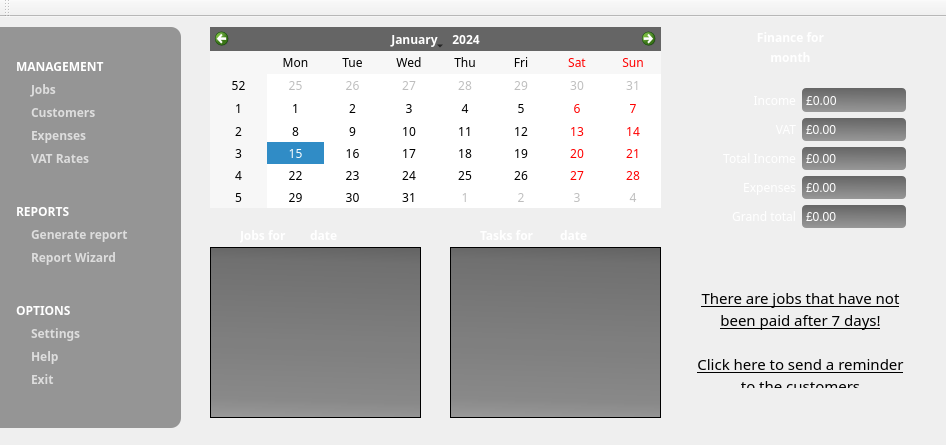
supermaximo93/Computing_Project, file dialogs/main/MainWindow.ui: the form before one commit.
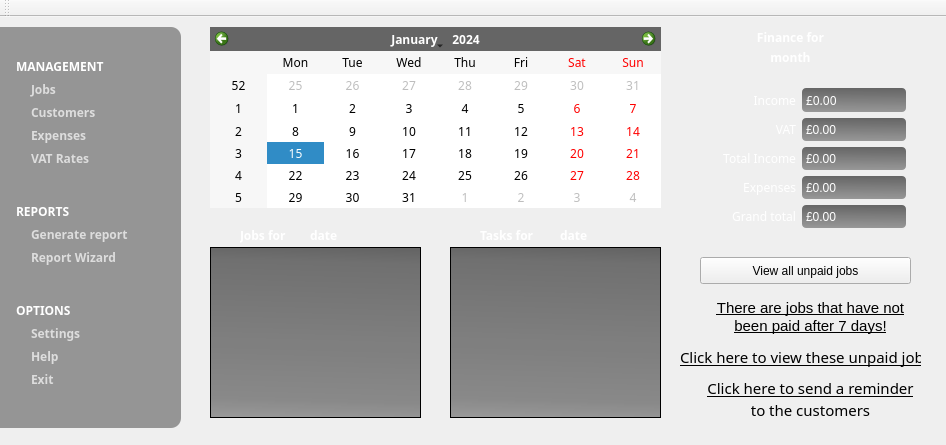
The form after the commit. Icons and pictures are not drawn.

Commit message: Added dialog to view unpaid jobs

The edit to the form file:
```diff
--- a/dialogs/main/MainWindow.ui
+++ b/dialogs/main/MainWindow.ui
@@ -232,10 +232,10 @@
    <widget class="QLabel" name="label_remindCustomers">
     <property name="geometry">
      <rect>
-      <x>690</x>
-      <y>270</y>
+      <x>700</x>
+      <y>360</y>
       <width>221</width>
-      <height>101</height>
+      <height>41</height>
      </rect>
     </property>
     <property name="font">
@@ -253,9 +253,6 @@
 &lt;html&gt;&lt;head&gt;&lt;meta name=&quot;qrichtext&quot; content=&quot;1&quot; /&gt;&lt;style type=&quot;text/css&quot;&gt;
 p, li { white-space: pre-wrap; }
 &lt;/style&gt;&lt;/head&gt;&lt;body style=&quot; font-family:'Sans Serif'; font-size:11pt; font-weight:600; font-style:normal;&quot;&gt;
-&lt;p align=&quot;center&quot; style=&quot; margin-top:0px; margin-bottom:0px; margin-left:0px; margin-right:0px; -qt-block-indent:0; text-indent:0px;&quot;&gt;&lt;a href=&quot;a&quot;&gt;&lt;span style=&quot; font-family:'Ubuntu'; font-weight:400; text-decoration: underline; color:#000000;&quot;&gt;There are jobs that have not&lt;/span&gt;&lt;/a&gt;&lt;/p&gt;
-&lt;p align=&quot;center&quot; style=&quot; margin-top:0px; margin-bottom:0px; margin-left:0px; margin-right:0px; -qt-block-indent:0; text-indent:0px;&quot;&gt;&lt;a href=&quot;a&quot;&gt;&lt;span style=&quot; font-family:'Ubuntu'; font-weight:400; text-decoration: underline; color:#000000;&quot;&gt;been paid after 7 days!&lt;/span&gt;&lt;/a&gt;&lt;/p&gt;
-&lt;p align=&quot;center&quot; style=&quot;-qt-paragraph-type:empty; margin-top:0px; margin-bottom:0px; margin-left:0px; margin-right:0px; -qt-block-indent:0; text-indent:0px; font-family:'Ubuntu'; font-weight:400; text-decoration: underline; color:#000000;&quot;&gt;&lt;/p&gt;
 &lt;p align=&quot;center&quot; style=&quot; margin-top:0px; margin-bottom:0px; margin-left:0px; margin-right:0px; -qt-block-indent:0; text-indent:0px;&quot;&gt;&lt;a href=&quot;a&quot;&gt;&lt;span style=&quot; font-family:'Ubuntu'; font-weight:400; text-decoration: underline; color:#000000;&quot;&gt;Click here to send a reminder&lt;/span&gt;&lt;/a&gt;&lt;/p&gt;
 &lt;p align=&quot;center&quot; style=&quot; margin-top:0px; margin-bottom:0px; margin-left:0px; margin-right:0px; -qt-block-indent:0; text-indent:0px;&quot;&gt;&lt;a href=&quot;a&quot;&gt;&lt;span style=&quot; font-family:'Ubuntu'; font-weight:400; text-decoration: underline; color:#000000;&quot;&gt;to the customers&lt;/span&gt;&lt;/a&gt;&lt;/p&gt;&lt;/body&gt;&lt;/html&gt;</string>
     </property>
@@ -729,6 +726,64 @@
      </item>
     </layout>
    </widget>
+   <widget class="QLabel" name="label_4">
+    <property name="geometry">
+     <rect>
+      <x>700</x>
+      <y>280</y>
+      <width>221</width>
+      <height>41</height>
+     </rect>
+    </property>
+    <property name="text">
+     <string>&lt;!DOCTYPE HTML PUBLIC &quot;-//W3C//DTD HTML 4.0//EN&quot; &quot;http://www.w3.org/TR/REC-html40/strict.dtd&quot;&gt;
+&lt;html&gt;&lt;head&gt;&lt;meta name=&quot;qrichtext&quot; content=&quot;1&quot; /&gt;&lt;style type=&quot;text/css&quot;&gt;
+p, li { white-space: pre-wrap; }
+&lt;/style&gt;&lt;/head&gt;&lt;body style=&quot; font-family:'Sans Serif'; font-size:11pt; font-weight:400; font-style:normal;&quot;&gt;
+&lt;p align=&quot;center&quot; style=&quot; margin-top:0px; margin-bottom:0px; margin-left:0px; margin-right:0px; -qt-block-indent:0; text-indent:0px;&quot;&gt;&lt;a href=&quot;a&quot;&gt;&lt;span style=&quot; font-family:'Ubuntu'; color:#000000;&quot;&gt;There are jobs that have not&lt;/span&gt;&lt;/a&gt;&lt;/p&gt;
+&lt;p align=&quot;center&quot; style=&quot; margin-top:0px; margin-bottom:0px; margin-left:0px; margin-right:0px; -qt-block-indent:0; text-indent:0px;&quot;&gt;&lt;a href=&quot;a&quot;&gt;&lt;span style=&quot; font-family:'Ubuntu'; color:#000000;&quot;&gt;been paid after 7 days!&lt;/span&gt;&lt;/a&gt;&lt;/p&gt;&lt;/body&gt;&lt;/html&gt;</string>
+    </property>
+   </widget>
+   <widget class="QLabel" name="label_viewUnpaidJobs">
+    <property name="geometry">
+     <rect>
+      <x>680</x>
+      <y>320</y>
+      <width>241</width>
+      <height>41</height>
+     </rect>
+    </property>
+    <property name="font">
+     <font>
+      <family>Sans Serif</family>
+      <weight>75</weight>
+      <bold>true</bold>
+     </font>
+    </property>
+    <property name="styleSheet">
+     <string notr="true"/>
+    </property>
+    <property name="text">
+     <string>&lt;!DOCTYPE HTML PUBLIC &quot;-//W3C//DTD HTML 4.0//EN&quot; &quot;http://www.w3.org/TR/REC-html40/strict.dtd&quot;&gt;
+&lt;html&gt;&lt;head&gt;&lt;meta name=&quot;qrichtext&quot; content=&quot;1&quot; /&gt;&lt;style type=&quot;text/css&quot;&gt;
+p, li { white-space: pre-wrap; }
+&lt;/style&gt;&lt;/head&gt;&lt;body style=&quot; font-family:'Sans Serif'; font-size:11pt; font-weight:600; font-style:normal;&quot;&gt;
+&lt;p align=&quot;center&quot; style=&quot; margin-top:0px; margin-bottom:0px; margin-left:0px; margin-right:0px; -qt-block-indent:0; text-indent:0px;&quot;&gt;&lt;a href=&quot;a&quot;&gt;&lt;span style=&quot; font-family:'Ubuntu'; font-weight:400; text-decoration: underline; color:#000000;&quot;&gt;Click here to view these unpaid jobs&lt;/span&gt;&lt;/a&gt;&lt;/p&gt;&lt;/body&gt;&lt;/html&gt;</string>
+    </property>
+   </widget>
+   <widget class="QPushButton" name="pushButton_viewAllUnpaidJobs">
+    <property name="geometry">
+     <rect>
+      <x>700</x>
+      <y>240</y>
+      <width>211</width>
+      <height>27</height>
+     </rect>
+    </property>
+    <property name="text">
+     <string>View all unpaid jobs</string>
+    </property>
+   </widget>
   </widget>
   <widget class="QMenuBar" name="menuBar">
    <property name="geometry">
```
The commit also changes 10 other files.
